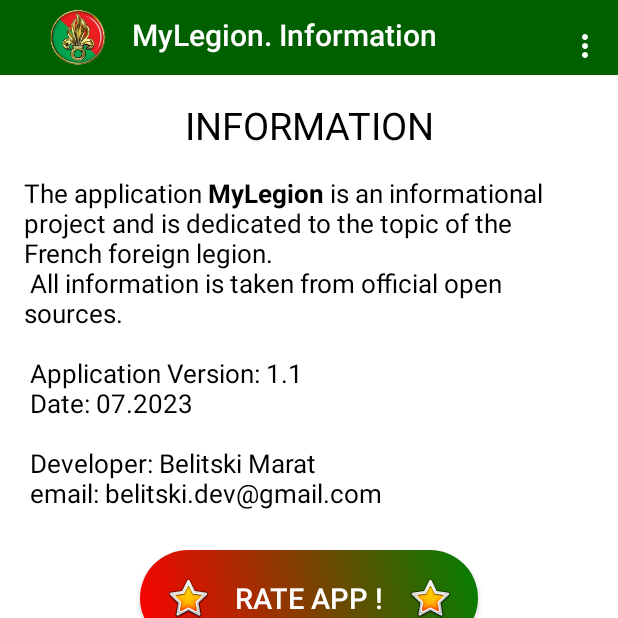
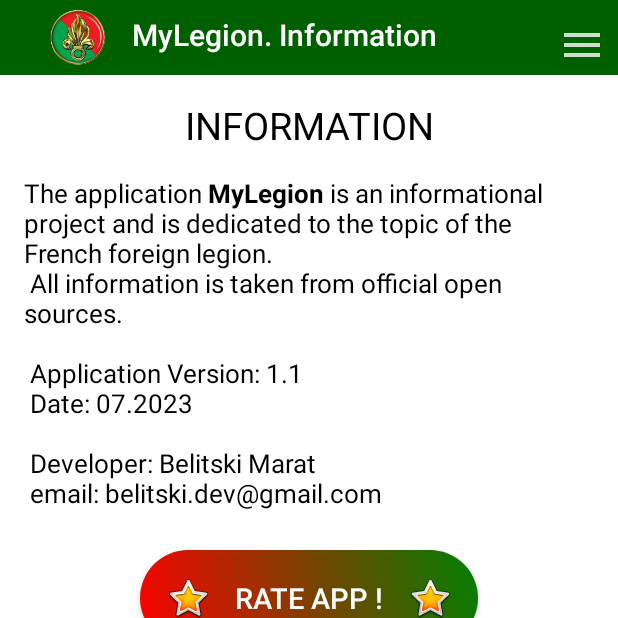
Before and after one commit to maratbelitski/MyLegion, an Android app: the screen it shows after launch (SettingsActivity), after a tap on an icon or button, on a phone screen of 412 x 824 dp, the top half of it. Run offline under Robolectric (Android 15) with nearby library versions, the phone set to English and light mode, and no system bars.

Commit message:
MyLegion v1.2 !перед релизом сменить лого в манифесте и пакет с версиями в градле!
+ починить спиннер языков;
+ добавление иконок в меню;
- сплашскрин
- карусель фото для режиментов;
- активность "практика"
- рециклер для практики: психолог, гестапо, тесты

```diff
--- a/app/src/main/java/com/example/frenchforeignlegion/MainActivity.java
+++ b/app/src/main/java/com/example/frenchforeignlegion/MainActivity.java
@@ -73,7 +73,6 @@ public class MainActivity extends AppCompatActivity implements ButtonsAnimation
                     }
                 }
             }
-
             @Override
             public void onNothingSelected(AdapterView<?> parent) {
             }
--- /dev/null
+++ b/app/src/main/res/drawable-anydpi/menu_menu_button.xml
@@ -0,0 +1,16 @@
+<vector xmlns:android="http://schemas.android.com/apk/res/android"
+    android:width="24dp"
+    android:height="24dp"
+    android:viewportWidth="24"
+    android:viewportHeight="24"
+    android:tint="#FFFFFF"
+    android:alpha="0.8">
+  <group android:scaleX="1.3333334"
+      android:scaleY="1.3333334"
+      android:translateX="-4"
+      android:translateY="-4">
+    <path
+        android:fillColor="@android:color/white"
+        android:pathData="M3,18h18v-2L3,16v2zM3,13h18v-2L3,11v2zM3,6v2h18L21,6L3,6z"/>
+  </group>
+</vector>
--- a/app/src/main/res/layout/activity_settings.xml
+++ b/app/src/main/res/layout/activity_settings.xml
@@ -25,13 +25,12 @@
     <TextView
         android:layout_width="match_parent"
         android:layout_height="wrap_content"
+        android:layout_gravity="center"
         android:layout_margin="@dimen/padding"
-
-        android:layout_gravity="center"
         android:gravity="start"
-        android:textSize="@dimen/size_text_normal"
+        android:text="@string/text_setting"
         android:textColor="@color/black"
-        android:text="@string/text_setting"/>
+        android:textSize="@dimen/size_text_normal" />
 
     <Button
         android:id="@+id/b_rate_app"
@@ -39,9 +38,9 @@
         android:layout_height="wrap_content"
         android:layout_gravity="center"
         android:layout_marginTop="10dp"
+        android:background="@drawable/custom_buttons_main"
         android:drawableStart="@android:drawable/btn_star_big_on"
         android:drawableEnd="@android:drawable/btn_star_big_on"
-        android:background="@drawable/custom_buttons_main"
         android:onClick="showButtonAction"
         android:padding="@dimen/padding"
         android:text="@string/button_rate_app"
@@ -50,7 +49,8 @@
 
     <LinearLayout
         android:layout_width="match_parent"
-        android:layout_height="match_parent"
+        android:layout_height="0dp"
+        android:layout_weight="1"
         android:gravity="bottom|center"
         android:orientation="horizontal">
 
@@ -62,9 +62,9 @@
             android:layout_marginTop="@dimen/padding"
             android:layout_marginBottom="@dimen/padding"
             android:background="@drawable/custom_buttons_website"
+            android:contentDescription="@string/contentDescription"
             android:onClick="showButtonAction"
-            android:src="@mipmap/button_youtube_round"
-            android:contentDescription="@string/contentDescription"/>
+            android:src="@mipmap/button_youtube_round" />
 
         <ImageButton
             android:id="@+id/b_website"
@@ -76,9 +76,9 @@
             android:layout_marginEnd="5dp"
             android:layout_marginBottom="@dimen/padding"
             android:background="@drawable/custom_buttons_website"
+            android:contentDescription="@string/contentDescription"
             android:onClick="showButtonAction"
-            android:src="@mipmap/button_website_round"
-            android:contentDescription="@string/contentDescription"/>
+            android:src="@mipmap/button_website_round" />
 
         <ImageButton
             android:id="@+id/b_recruiting"
@@ -88,9 +88,9 @@
             android:layout_marginTop="@dimen/padding"
             android:layout_marginBottom="@dimen/padding"
             android:background="@drawable/custom_buttons_website"
+            android:contentDescription="@string/contentDescription"
             android:onClick="showButtonAction"
-            android:src="@mipmap/logo_recrut_site_round"
-            android:contentDescription="@string/contentDescription"/>
+            android:src="@mipmap/logo_recrut_site_round" />
 
         <ImageButton
             android:id="@+id/b_instagram"
@@ -101,8 +101,8 @@
             android:layout_marginTop="@dimen/padding"
             android:layout_marginBottom="@dimen/padding"
             android:background="@drawable/custom_buttons_website"
+            android:contentDescription="@string/contentDescription"
             android:onClick="showButtonAction"
-            android:src="@mipmap/button_instagram_round"
-            android:contentDescription="@string/contentDescription"/>
+            android:src="@mipmap/button_instagram_round" />
     </LinearLayout>
 </LinearLayout>
--- a/app/src/main/res/layout/layout_list.xml
+++ b/app/src/main/res/layout/layout_list.xml
@@ -1,5 +1,6 @@
 <?xml version="1.0" encoding="utf-8"?>
-<LinearLayout xmlns:android="http://schemas.android.com/apk/res/android"
+<LinearLayout
+    xmlns:android="http://schemas.android.com/apk/res/android"
     android:layout_width="match_parent"
     android:layout_height="match_parent"
     android:orientation="horizontal">
--- a/app/src/main/res/menu-v26/menu_main.xml
+++ b/app/src/main/res/menu-v26/menu_main.xml
@@ -1,10 +1,15 @@
 <?xml version="1.0" encoding="utf-8"?>
 <menu
     xmlns:android="http://schemas.android.com/apk/res/android"
-    xmlns:app="http://schemas.android.com/apk/res-auto"
-    xmlns:tools="http://schemas.android.com/tools"
-    tools:context=".history.HistoryActivity">
+    xmlns:app="http://schemas.android.com/apk/res-auto">
 
+    <item
+        android:id="@+id/action_settings"
+        android:icon="@drawable/menu_menu_button"
+        android:title="@string/app_name"
+        app:showAsAction="ifRoom">
+
+        <menu>
             <item
                 android:id="@+id/action_back"
                 android:icon="@drawable/menu_back_arrow"
@@ -25,5 +30,7 @@
                 android:orderInCategory="3"
                 android:title="@string/menu_share"
                 app:actionProviderClass="androidx.appcompat.widget.ShareActionProvider"
-        app:showAsAction="never"/>
+                app:showAsAction="never" />
         </menu>
+    </item>
+</menu>
--- a/app/src/main/res/menu/menu_main.xml
+++ b/app/src/main/res/menu/menu_main.xml
@@ -1,16 +1,20 @@
 <?xml version="1.0" encoding="utf-8"?>
-<menu xmlns:android="http://schemas.android.com/apk/res/android"
-    xmlns:app="http://schemas.android.com/apk/res-auto"
-    xmlns:tools="http://schemas.android.com/tools"
-    tools:context=".history.HistoryActivity">
+<menu
+    xmlns:android="http://schemas.android.com/apk/res/android"
+    xmlns:app="http://schemas.android.com/apk/res-auto">
 
+    <item
+        android:id="@+id/action_settings"
+        android:icon="@drawable/menu_menu_button"
+        android:title="@string/app_name"
+        app:showAsAction="ifRoom">
+        <menu>
             <item
                 android:id="@+id/action_back"
                 android:icon="@drawable/menu_back_arrow"
                 android:orderInCategory="1"
                 android:title="@string/menu_back"
-        app:showAsAction="never"
-        />
+                app:showAsAction="never" />
 
             <item
                 android:id="@+id/action_info"
@@ -19,7 +23,6 @@
                 android:title="@string/menu_info"
                 app:showAsAction="never" />
 
-
             <item
                 android:id="@+id/action_share"
                 android:icon="@drawable/menu_share"
@@ -27,6 +30,6 @@
                 android:title="@string/menu_share"
                 app:actionProviderClass="androidx.appcompat.widget.ShareActionProvider"
                 app:showAsAction="never" />
-
-
         </menu>
+    </item>
+</menu>
--- a/app/src/main/res/values/strings.xml
+++ b/app/src/main/res/values/strings.xml
@@ -1091,7 +1091,7 @@ after the deadline.
 - general body examination.\n\n
 <b>Entrance tests for physical fitness:</b>\n
 - pull-ups at least 5 times, \n
-- test “Luke Legere",\n
+- test \"Luke Legere\",\n
 - Swimming. At least 25 meters in any style.\n\n
 <b>Psychotechnical tests:</b>\n
 - logic tests,\n
@@ -1267,11 +1267,11 @@ Already at the admission stage, it is recommended to master the French language.
 but you can\'t do without independent training.\n\n
 <b>A small set of words and expressions for the first time.</b>
 \n\n<b>Bonne chance                     </b>
-Good luck
+\nGood luck
 \n\n<b>Bonne journée                    </b>
 \nHave a good day
 \n\n<b>Bon week-end                     </b>
-\Have a good weekend
+\nHave a good weekend
 \n\n<b>À ce soir                        </b>
 \n Do of the evening
 \n\n<b>Excusez-moi                      </b>
@@ -1298,10 +1298,6 @@ Good luck
 \n Sorry
 \n\n<b>Madame !                         </b>
 \nWoman
-\n\n<b>Camarades !                      </b>
-\Friends!
-\n\n<b>S\’il vous plait                 </b>
-\nPlease
 \n\n<b>Merci                            </b>
 \nThanks
 \n\n<b>Merci beaucoup                   </b>
```
Also changed, not shown: app/src/main/res/drawable-hdpi/menu_menu_button.png (added), app/src/main/res/drawable-mdpi/menu_menu_button.png (added), app/src/main/res/drawable-xhdpi/menu_menu_button.png (added), app/src/main/res/drawable-xxhdpi/menu_menu_button.png (added), 1 other file. Lines whose indentation alone changed are shown as unchanged.
